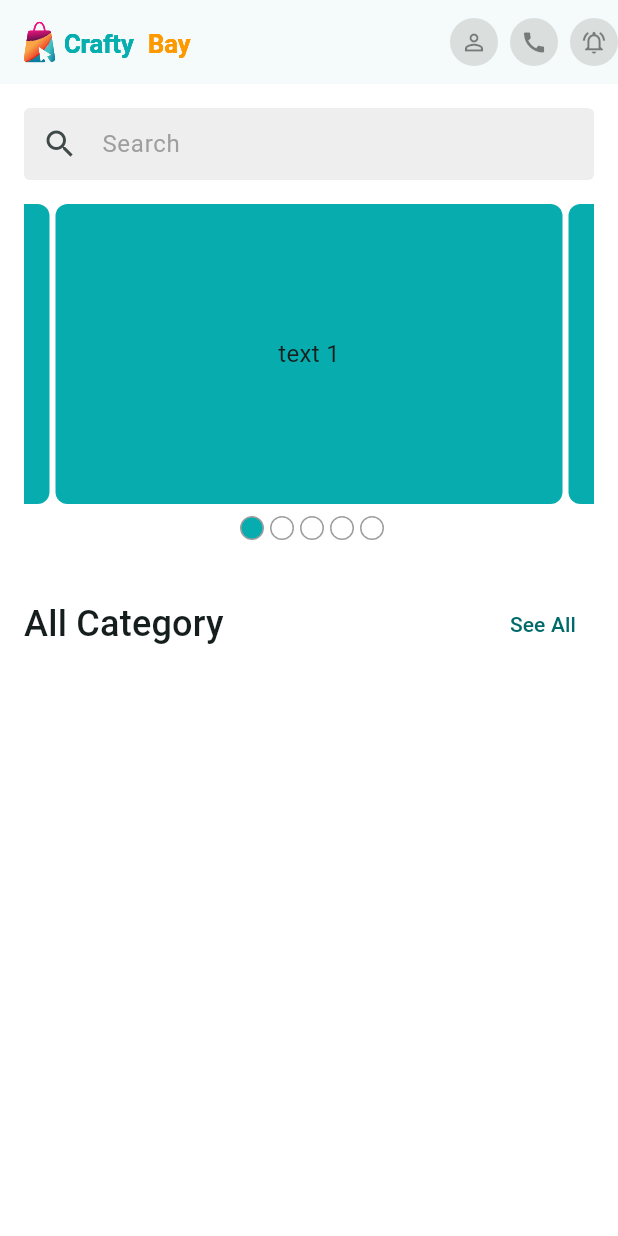
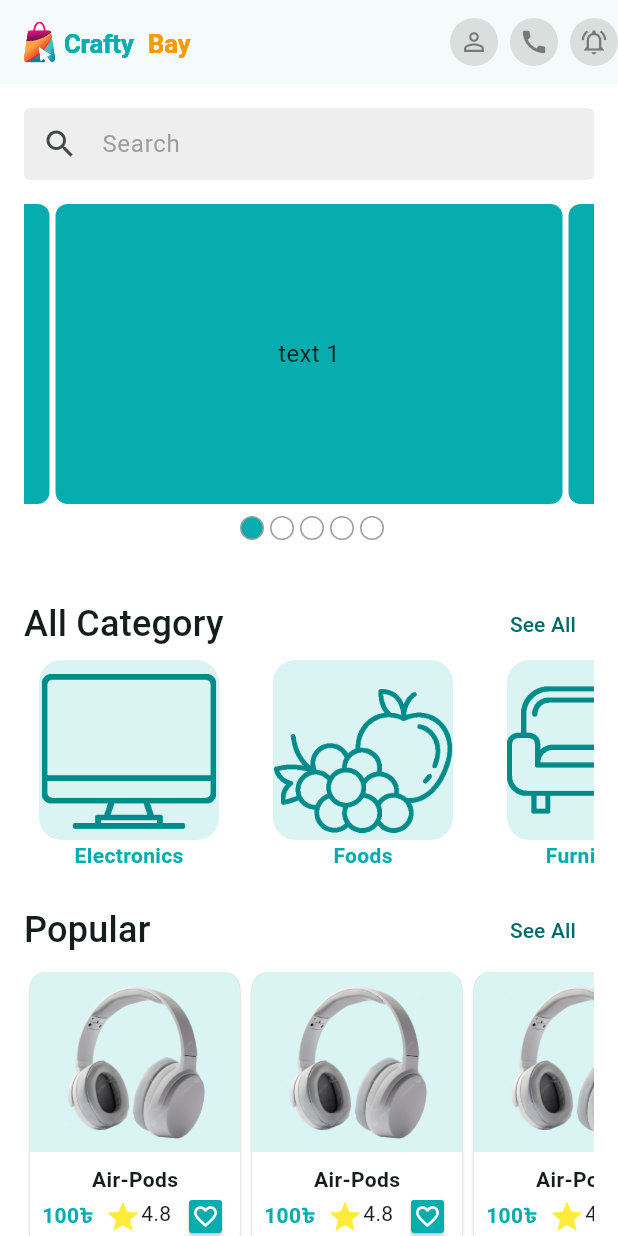
Before and after one commit to wahiduzzamanbappy/crafty_bay, a Flutter app: the screen it shows after launch, on a phone screen of 412 x 824 dp. Run offline on Flutter 3.47's test engine with Material 3 defaults, Android fonts, the phone set to English and light mode, and no system bars; drawn by our look-alikes of carousel_slider; our stand-ins replace flutter_svg, get; generated files the repository leaves out were written again.

Commit message:
ProductList updated and category list screen updated

```diff
--- a/lib/app/app_routes.dart
+++ b/lib/app/app_routes.dart
@@ -1,3 +1,4 @@
+import 'package:crafty_bay/features/common/ui/screens/main_bottom_nav_bar_screen.dart';
 import 'package:crafty_bay/features/home/ui/screens/home_screen.dart';
 import 'package:flutter/material.dart';
 import '../features/auth/ui/screens/sign_in_screen.dart';
@@ -13,9 +14,11 @@ class AppRoutes {
       route = SignInScreen();
     } else if (settings.name == SignUpScreen.name) {
       route = SignUpScreen();
+    }else if (settings.name == MainBottomNavBarScreen.name) {
+      route = MainBottomNavBarScreen();
     } else if (settings.name == HomeScreen.name) {
       route = HomeScreen();
     }
-    return MaterialPageRoute(builder: (bappy) => route);
+    return MaterialPageRoute(builder: (ctx) => route);
   }
 }
--- a/lib/app/assets_path.dart
+++ b/lib/app/assets_path.dart
@@ -3,4 +3,9 @@ class AssetsPath{
 
   static const String logoSvg = '$_imageUrl/logo.svg';
   static const String logoNavSvg = '$_imageUrl/logo_nav.svg';
+  static const String electronicsCatPng = '$_imageUrl/electronics.png';
+  static const String fashionCatPng = '$_imageUrl/fashion.png';
+  static const String foodCatPng = '$_imageUrl/food.png';
+  static const String furnitureCatPng = '$_imageUrl/furniture.png';
+  static const String headPhonePopPng = '$_imageUrl/headPhone.png';
 }
--- a/lib/features/auth/ui/screens/sign_in_screen.dart
+++ b/lib/features/auth/ui/screens/sign_in_screen.dart
@@ -1,4 +1,5 @@
 import 'package:crafty_bay/app/app_color.dart';
+import 'package:crafty_bay/core/extention/localization_extension.dart';
 import 'package:crafty_bay/features/auth/ui/screens/sign_up_screen.dart';
 import 'package:crafty_bay/features/auth/ui/widgets/app_logo.dart';
 import 'package:flutter/gestures.dart';
@@ -39,7 +40,7 @@ class _SignInScreenState extends State<SignInScreen> {
                 keyboardType: TextInputType.emailAddress,
                 textInputAction: TextInputAction.next,
                 decoration: InputDecoration(
-                  labelText: 'Email',
+                  labelText: context.localization.email,
                 ),
               ),
               const SizedBox(height: 8),
@@ -48,7 +49,7 @@ class _SignInScreenState extends State<SignInScreen> {
                 obscureText: true,
                 keyboardType: TextInputType.phone,
                 decoration: InputDecoration(
-                  labelText: 'Password',
+                  labelText: context.localization.password,
                 ),
               ),
               const SizedBox(height: 16),
--- /dev/null
+++ b/lib/features/common/controller/main_bottom_nav_bar_controller.dart
@@ -0,0 +1,20 @@
+import 'package:get/get.dart';
+
+class MainBottomNavBarController extends GetxController {
+    int _selectedIndex = 0;
+   int get selectedIndex => _selectedIndex;
+
+   void changeIndex( int index) {
+     _selectedIndex = index;
+     update();
+   }
+
+   void moveIndex () {
+     changeIndex(1);
+   }
+
+   void backToHome() {
+     changeIndex(0);
+   }
+
+}
--- /dev/null
+++ b/lib/features/common/ui/widgets/category_item.dart
@@ -0,0 +1,46 @@
+import 'package:flutter/material.dart';
+import '../../../../app/app_color.dart';
+
+class CategoryItem extends StatelessWidget {
+  const CategoryItem({super.key, required this.text, required this.image});
+
+  final String text;
+  final Image image;
+
+  @override
+  Widget build(BuildContext context) {
+    return GestureDetector(
+      //onTap: () {},
+      child: SizedBox(
+        width: 140,
+        child: Column(
+          children: [
+            Container(
+              margin: const EdgeInsets.symmetric(horizontal: 10),
+              height: 120,
+              width: 140,
+              decoration: BoxDecoration(
+                color: AppColors.themeColor.withOpacity(0.15),
+                borderRadius: const BorderRadius.all(
+                  Radius.circular(15),
+                ),
+                image: DecorationImage(
+                  image: image.image,
+                  fit: BoxFit.cover,
+                  scale: 25,
+                ),
+              ),
+            ),
+            Text(
+              text,
+              style: const TextStyle(
+                color: AppColors.themeColor,
+                fontWeight: FontWeight.bold,
+              ),
+            ),
+          ],
+        ),
+      ),
+    );
+  }
+}
--- /dev/null
+++ b/lib/features/common/ui/widgets/product_card.dart
@@ -0,0 +1,91 @@
+import 'package:flutter/material.dart';
+import '../../../../app/app_color.dart';
+import '../../../../app/assets_path.dart';
+
+class ProductCard extends StatelessWidget {
+  const ProductCard({
+    super.key,
+  });
+
+  @override
+  Widget build(BuildContext context) {
+    return GestureDetector(
+      onTap: () {},
+      child: Card(
+        color: Colors.white,
+        child: SizedBox(
+          width: 140,
+          child: Column(
+            children: [
+              Container(
+                height: 120,
+                width: 140,
+                decoration: BoxDecoration(
+                  color: AppColors.themeColor.withOpacity(0.15),
+                  borderRadius: BorderRadius.only(
+                    topLeft: Radius.circular(10),
+                    topRight: Radius.circular(10),
+                  ),
+                  image: DecorationImage(
+                    image: AssetImage(AssetsPath.headPhonePopPng),
+                    fit: BoxFit.scaleDown,
+                  ),
+                ),
+              ),
+              Padding(
+                padding: EdgeInsets.all(8),
+                child: Column(
+                  children: [
+                    Text(
+                      'Air-Pods',
+                      maxLines: 1,
+                      style: TextStyle(
+                        overflow: TextOverflow.ellipsis,
+                        fontWeight: FontWeight.w600,
+                      ),
+                    ),
+                    Row(
+                      mainAxisAlignment: MainAxisAlignment.spaceBetween,
+                      children: [
+                        const Text(
+                          '100৳',
+                          style: TextStyle(
+                            color: AppColors.themeColor,
+                            fontWeight: FontWeight.w600,
+                          ),
+                        ),
+                        Wrap(
+                          children: [
+                            const Icon(
+                              Icons.star,
+                              color: Colors.yellow,
+                            ),
+                            const Text('4.8'),
+                          ],
+                        ),
+                        Card(
+                          color: AppColors.themeColor,
+                          shape: RoundedRectangleBorder(
+                            borderRadius: BorderRadius.circular(2),
+                          ),
+                          child: Padding(
+                            padding: const EdgeInsets.all(2),
+                            child: Icon(
+                              Icons.favorite_border,
+                              size: 18,
+                              color: Colors.white,
+                            ),
+                          ),
+                        ),
+                      ],
+                    ),
+                  ],
+                ),
+              ),
+            ],
+          ),
+        ),
+      ),
+    );
+  }
+}
--- a/lib/features/home/ui/screens/home_screen.dart
+++ b/lib/features/home/ui/screens/home_screen.dart
@@ -2,6 +2,8 @@ import 'package:crafty_bay/app/assets_path.dart';
 import 'package:crafty_bay/features/home/ui/widgets/home_carousel_slider.dart';
 import 'package:flutter/material.dart';
 import 'package:flutter_svg/svg.dart';
+import '../../../common/ui/widgets/category_item.dart';
+import '../../../common/ui/widgets/product_card.dart';
 import '../widgets/app_bar_action_button.dart';
 import '../widgets/section_header.dart';
 
@@ -19,7 +21,8 @@ class _HomeScreenState extends State<HomeScreen> {
   Widget build(BuildContext context) {
     return Scaffold(
       appBar: _buildAppBar(),
-      body: Padding(
+      body: SingleChildScrollView(
+        child: Padding(
           padding: const EdgeInsets.all(16),
           child: Column(
             children: [
@@ -29,11 +32,81 @@ class _HomeScreenState extends State<HomeScreen> {
               const SizedBox(height: 32),
               SectionHeader(
                 title: 'All Category',
+                onTap: () {
+                  //Get.find<MainBottomNavBarController>().moveToCategory;
+                },
+              ),
+              _buildCategorySection(),
+              const SizedBox(height: 16),
+              SectionHeader(
+                title: 'Popular',
                 onTap: () {},
               ),
+              _buildProductSection(),
               const SizedBox(height: 16),
+              SectionHeader(
+
+                title: 'Special',
+                onTap: () {},
+              ),
+              _buildProductSection(),
+              const SizedBox(height: 16),
+              SectionHeader(
+                title: 'New',
+                onTap: () {},
+              ),
+              _buildProductSection(),
             ],
           ),
+        ),
+      ),
+    );
+  }
+
+  Widget _buildProductSection() {
+    return SingleChildScrollView(
+      scrollDirection: Axis.horizontal,
+      child: Row(
+        children: [
+          ProductCard(),
+          ProductCard(),
+          ProductCard(),
+          ProductCard(),
+          ProductCard(),
+          ProductCard(),
+          ProductCard(),
+          ProductCard(),
+          ProductCard(),
+        ],
+      ),
+    );
+  }
+
+  Widget _buildCategorySection() {
+    return SingleChildScrollView(
+      scrollDirection: Axis.horizontal,
+      child: Row(
+        children: [
+          CategoryItem(
+            text: 'Electronics',
+            image: Image.asset(AssetsPath.electronicsCatPng),
+          ),
+          SizedBox(width: 16),
+          CategoryItem(
+            text: 'Foods',
+            image: Image.asset(AssetsPath.foodCatPng),
+          ),
+          SizedBox(width: 16),
+          CategoryItem(
+            text: "Furniture's",
+            image: Image.asset(AssetsPath.furnitureCatPng),
+          ),
+          SizedBox(width: 16),
+          CategoryItem(
+            text: 'Fashions',
+            image: Image.asset(AssetsPath.fashionCatPng),
+          ),
+        ],
       ),
     );
   }
--- a/lib/features/home/ui/widgets/app_bar_action_button.dart
+++ b/lib/features/home/ui/widgets/app_bar_action_button.dart
@@ -17,7 +17,7 @@ class AppBarActionButton extends StatelessWidget {
         child: Icon(
           icon,
           color: Colors.black45,
-          size: 18,
+          size: 20,
         ),
       ),
     );
```
Also changed, not shown: lib/app/controller_binder.dart (added, +9 -0 lines), lib/features/categories/ui/screens/category_list_screen.dart (added, +48 -0 lines), lib/features/common/ui/screens/main_bottom_nav_bar_screen.dart (added, +51 -0 lines), assets/images/electronics.png (added), assets/images/fashion.png (added), assets/images/food.png (added), assets/images/furniture.png (added), assets/images/headPhone.png (added), lib/features/common/product/ui/screens/product_details_screen.dart (added), lib/features/common/product/ui/screens/product_list_screen.dart (added). Lines whose indentation alone changed are shown as unchanged.
